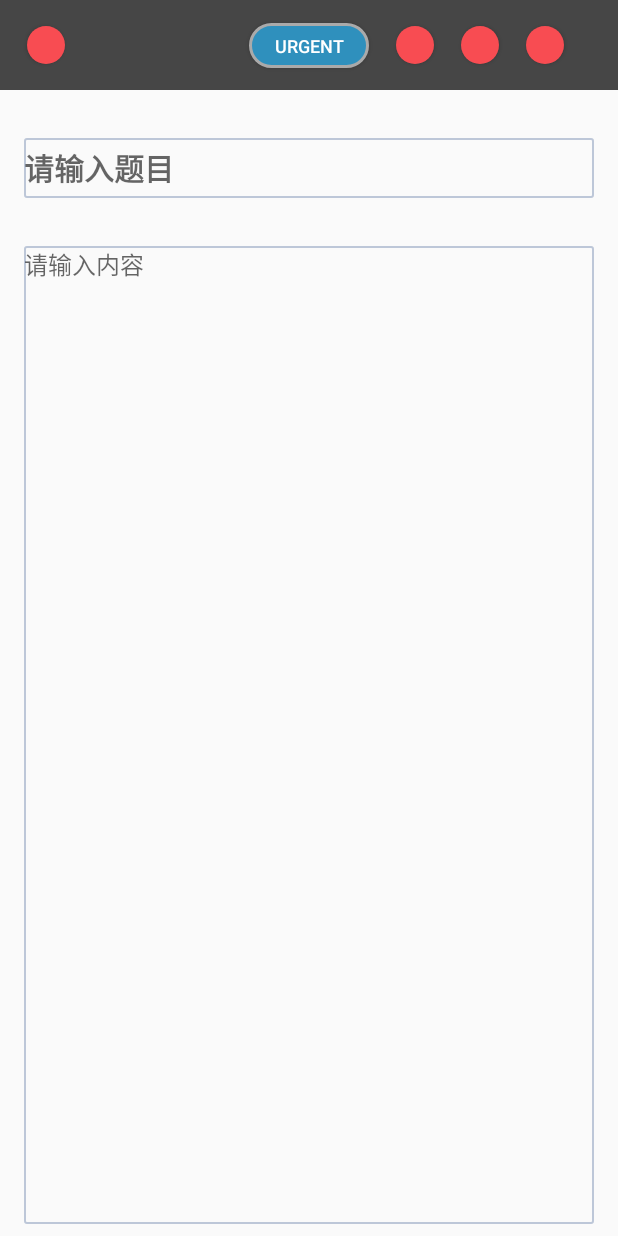
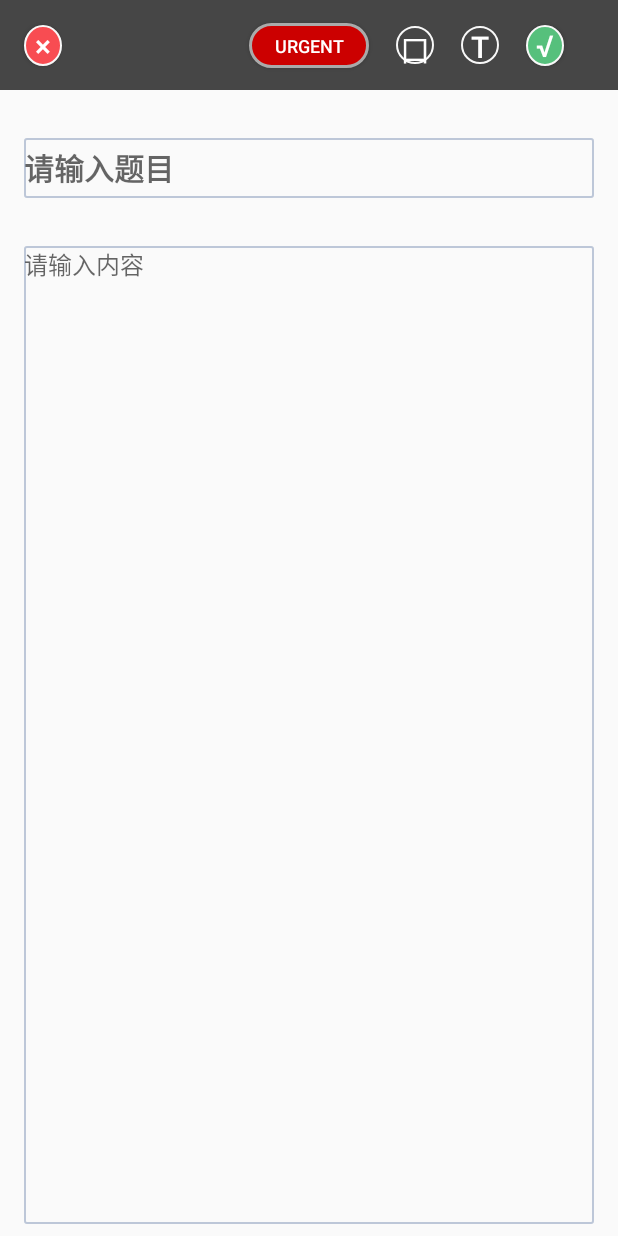
Before and after one commit to CHUBBY799/Memo, an Android app: the TextActivity screen opened directly, with no data from a screen before it, after a tap on "URGENT", on a phone screen of 412 x 824 dp. Run offline under Robolectric (Android 15) with nearby library versions, the phone set to English and light mode, and no system bars.

Commit message:
text主界面已经完成

```diff
--- a/app/src/main/java/com/shining/memo/model/TextImpl.java
+++ b/app/src/main/java/com/shining/memo/model/TextImpl.java
@@ -13,9 +13,12 @@ public class TextImpl implements TextModel{
     @Override
     public  void  setInfo(JSONObject textInfo){
         try {
+            String type = textInfo.getString("type");
             String title =textInfo.getString("title");
             String content = textInfo.getString("content");
-            Log.d("TextImpl",title+"  "+content);
+            String color = textInfo.getString("color");
+            int urgent = textInfo.getInt("urgent");
+            Log.d("TextImpl", type + " " + title + " " + content + " " + color + " " + urgent);
         }catch (JSONException e){
             e.printStackTrace();
         }
--- a/app/src/main/java/com/shining/memo/view/TextActivity.java
+++ b/app/src/main/java/com/shining/memo/view/TextActivity.java
@@ -1,6 +1,7 @@
 package com.shining.memo.view;
 
 import android.content.Intent;
+import android.graphics.Color;
 import android.os.Bundle;
 import android.support.v7.app.AppCompatActivity;
 import android.view.View;
@@ -25,6 +26,12 @@ public class TextActivity extends AppCompatActivity implements View.OnClickListe
 
     private String title;
     private String content;
+    private String color;
+    private int urgent;
+    //private int alarm;
+    //private int deleted;
+    //private Date date;
+    //private Date time;
 
     private TextPresenter textPresenter;
 
@@ -73,7 +80,13 @@ public class TextActivity extends AppCompatActivity implements View.OnClickListe
     }
 
     private void clickUrgent(){
-
+        if (urgent == 0){
+            urgent = 1;
+            textUrgent.setActivated(true);
+        }else {
+            urgent = 0;
+            textUrgent.setActivated(false);
+        }
     }
 
     private void clickClock(){
@@ -91,11 +104,16 @@ public class TextActivity extends AppCompatActivity implements View.OnClickListe
     @Override
     public JSONObject onInfoSave(){
         JSONObject textInfo = new JSONObject();
+        String type = "text";
         title = editTitle.getText().toString();
         content = editContent.getText().toString();
+        color = "#" + Integer.toHexString(editContent.getCurrentTextColor()).substring(2);
         try {
-            textInfo.put("title",title);
+            textInfo.put("type", type);
+            textInfo.put("title", title);
             textInfo.put("content", content);
+            textInfo.put("color", color);
+            textInfo.put("urgent", urgent);
         }catch (JSONException e){
             e.printStackTrace();
         }
@@ -107,11 +125,15 @@ public class TextActivity extends AppCompatActivity implements View.OnClickListe
         try {
             title = textInfo.getString("title");
             content = textInfo.getString("content");
+            color = textInfo.getString("color");
+            urgent = textInfo.getInt("urgent");
         }catch (JSONException e){
             e.printStackTrace();
         }
         editTitle.setText(title);
         editContent.setText(content);
+        editTitle.setTextColor(Color.parseColor(color));
+        editContent.setTextColor(Color.parseColor(color));
     }
 
     private void initView(){
--- a/app/src/main/res/drawable/button_oval_background.xml
+++ /dev/null
@@ -1,17 +0,0 @@
-<?xml version="1.0" encoding="utf-8"?>
-<shape xmlns:android="http://schemas.android.com/apk/res/android"
-    android:shape="oval">
-    <!-- padding设置内间距 -->
-    <padding
-        android:bottom="2dp"
-        android:left="2dp"
-        android:right="2dp"
-        android:top="2dp"/>
-    <!-- size设置形状的大小 -->
-    <size
-        android:width="25dp"
-        android:height="25dp"/>
-    <!-- solid设置填充的颜色 -->
-    <solid
-        android:color="#f84c52" />
-</shape>
--- /dev/null
+++ b/app/src/main/res/drawable/green_oval_background.xml
@@ -0,0 +1,15 @@
+<?xml version="1.0" encoding="utf-8"?>
+<shape xmlns:android="http://schemas.android.com/apk/res/android"
+    android:shape="oval">
+    <solid
+        android:color="#56c07c"/>
+
+    <size
+        android:height="25dp"
+        android:width="25dp"/>
+
+    <stroke
+        android:width="1dp"
+        android:color="#f8f8f8"/>
+
+</shape>
--- /dev/null
+++ b/app/src/main/res/drawable/non_oval_background.xml
@@ -0,0 +1,13 @@
+<?xml version="1.0" encoding="utf-8"?>
+<shape xmlns:android="http://schemas.android.com/apk/res/android"
+    android:shape="oval">
+
+    <size
+        android:height="25dp"
+        android:width="25dp"/>
+
+    <stroke
+        android:width="1dp"
+        android:color="#f8f8f8"/>
+
+</shape>
--- /dev/null
+++ b/app/src/main/res/drawable/non_rectangle_background.xml
@@ -0,0 +1,17 @@
+<?xml version="1.0" encoding="utf-8"?>
+<shape xmlns:android="http://schemas.android.com/apk/res/android"
+    android:shape="rectangle">
+    <!-- padding设置内容区域离边界的间距 -->
+    <padding
+        android:bottom="2dp"
+        android:left="2dp"
+        android:right="2dp"
+        android:top="2dp" />
+    <!-- corners设置圆角，只适用于rectangle -->
+    <corners android:radius="200dp" />
+    <!-- stroke设置描边 -->
+    <stroke
+        android:width="2dp"
+        android:color="@android:color/darker_gray"
+        />
+</shape>
--- /dev/null
+++ b/app/src/main/res/drawable/red_oval_background.xml
@@ -0,0 +1,15 @@
+<?xml version="1.0" encoding="utf-8"?>
+<shape xmlns:android="http://schemas.android.com/apk/res/android"
+    android:shape="oval">
+    <solid
+        android:color="#f84c52"/>
+
+    <size
+        android:height="25dp"
+        android:width="25dp"/>
+
+    <stroke
+        android:width="1dp"
+        android:color="#f8f8f8"/>
+
+</shape>
--- a/app/src/main/res/drawable/view_rectangle_background.xml
+++ b/app/src/main/res/drawable/red_rectangle_background.xml
@@ -1,7 +1,8 @@
 <?xml version="1.0" encoding="utf-8"?>
 <shape xmlns:android="http://schemas.android.com/apk/res/android"
     android:shape="rectangle">
-    <solid android:color="#2F90BD" />
+    <solid
+        android:color="@android:color/holo_red_dark"/>
     <!-- padding设置内容区域离边界的间距 -->
     <padding
         android:bottom="2dp"
--- /dev/null
+++ b/app/src/main/res/drawable/selector_urgent_color.xml
@@ -0,0 +1,9 @@
+<?xml version="1.0" encoding="utf-8"?>
+<selector xmlns:android="http://schemas.android.com/apk/res/android">
+    <item
+        android:state_activated="true"
+        android:drawable="@drawable/red_rectangle_background" />
+    <item
+        android:state_activated="false"
+        android:drawable="@drawable/non_rectangle_background" />
+</selector>
--- a/app/src/main/res/layout/activity_text.xml
+++ b/app/src/main/res/layout/activity_text.xml
@@ -19,12 +19,17 @@
 
         <Button
             android:id="@+id/text_cancel"
-            android:layout_width="25dp"
-            android:layout_height="25dp"
-            android:layout_marginLeft="18dp"
-            android:layout_marginStart="18dp"
-            android:background="@drawable/button_oval_background"
+            android:layout_width="wrap_content"
+            android:layout_height="wrap_content"
+            android:layout_marginStart="16dp"
+            android:background="@drawable/red_oval_background"
             android:gravity="center"
+            android:minHeight="0dp"
+            android:minWidth="0dp"
+            android:padding="0dp"
+            android:text="@string/text_cancel"
+            android:textColor="@android:color/white"
+            android:textSize="20sp"
             app:layout_constraintBottom_toBottomOf="parent"
             app:layout_constraintStart_toStartOf="parent"
             app:layout_constraintTop_toTopOf="parent" />
@@ -37,7 +42,7 @@
             android:layout_marginLeft="8dp"
             android:layout_marginRight="8dp"
             android:layout_marginStart="8dp"
-            android:background="@drawable/view_rectangle_background"
+            android:background="@drawable/selector_urgent_color"
             android:text="@string/urgent"
             android:textColor="@android:color/white"
             android:textSize="12sp"
@@ -50,10 +55,15 @@
             android:id="@+id/text_clock"
             android:layout_width="25dp"
             android:layout_height="25dp"
-            android:layout_marginLeft="18dp"
             android:layout_marginStart="18dp"
-            android:background="@drawable/button_oval_background"
+            android:background="@drawable/non_oval_background"
             android:gravity="center"
+            android:minHeight="0dp"
+            android:minWidth="0dp"
+            android:padding="0dp"
+            android:text="@string/text_clock"
+            android:textColor="@android:color/white"
+            android:textSize="20sp"
             app:layout_constraintBottom_toBottomOf="parent"
             app:layout_constraintStart_toEndOf="@+id/text_urgent"
             app:layout_constraintTop_toTopOf="parent" />
@@ -62,22 +72,32 @@
             android:id="@+id/text_edit"
             android:layout_width="25dp"
             android:layout_height="25dp"
-            android:layout_marginLeft="18dp"
             android:layout_marginStart="18dp"
-            android:background="@drawable/button_oval_background"
+            android:background="@drawable/non_oval_background"
             android:gravity="center"
+            android:minHeight="0dp"
+            android:minWidth="0dp"
+            android:padding="0dp"
+            android:text="@string/text_color"
+            android:textColor="@android:color/white"
+            android:textSize="20sp"
             app:layout_constraintBottom_toBottomOf="parent"
             app:layout_constraintStart_toEndOf="@+id/text_clock"
             app:layout_constraintTop_toTopOf="parent" />
 
         <Button
             android:id="@+id/text_confirm"
-            android:layout_width="25dp"
-            android:layout_height="25dp"
-            android:layout_marginLeft="18dp"
+            android:layout_width="wrap_content"
+            android:layout_height="wrap_content"
             android:layout_marginStart="18dp"
-            android:background="@drawable/button_oval_background"
+            android:background="@drawable/green_oval_background"
             android:gravity="center"
+            android:minHeight="0dp"
+            android:minWidth="0dp"
+            android:padding="0dp"
+            android:text="@string/text_confirm"
+            android:textColor="@android:color/white"
+            android:textSize="20sp"
             app:layout_constraintBottom_toBottomOf="parent"
             app:layout_constraintStart_toEndOf="@+id/text_edit"
             app:layout_constraintTop_toTopOf="parent" />
@@ -110,17 +130,15 @@
         android:layout_height="0dp"
         android:layout_marginBottom="8dp"
         android:layout_marginEnd="16dp"
-        android:layout_marginLeft="16dp"
-        android:layout_marginRight="16dp"
         android:layout_marginStart="16dp"
         android:layout_marginTop="32dp"
+        android:background="@drawable/edittext_focus_background"
         android:ems="10"
+        android:gravity="start"
         android:hint="@string/edit_content_hint"
-        android:background="@drawable/edittext_focus_background"
         android:inputType="textMultiLine"
         android:textColor="#666666"
         android:textSize="16sp"
-        android:gravity="top"
         app:layout_constraintBottom_toBottomOf="parent"
         app:layout_constraintEnd_toEndOf="parent"
         app:layout_constraintStart_toStartOf="parent"
--- a/app/src/main/res/values/strings.xml
+++ b/app/src/main/res/values/strings.xml
@@ -4,4 +4,8 @@
     <string name="urgent">urgent</string>
     <string name="edit_title_hint">请输入题目</string>
     <string name="edit_content_hint">请输入内容</string>
+    <string name="text_cancel">×</string>
+    <string name="text_clock">口</string>
+    <string name="text_color">T</string>
+    <string name="text_confirm">√</string>
 </resources>
```
